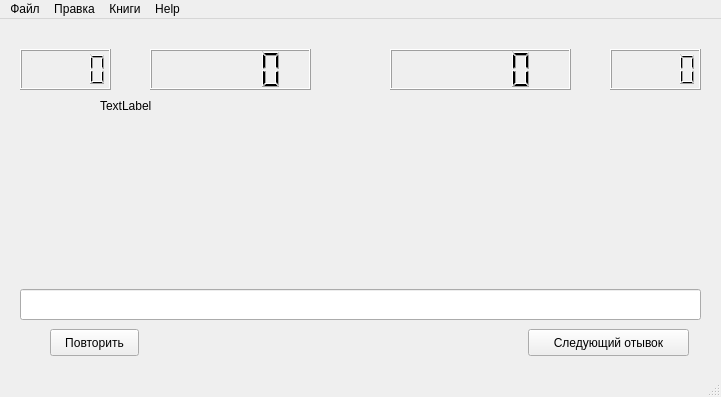
First picture: the form in gui_key.ui, repository smoksmk/booksKey, before the edit.
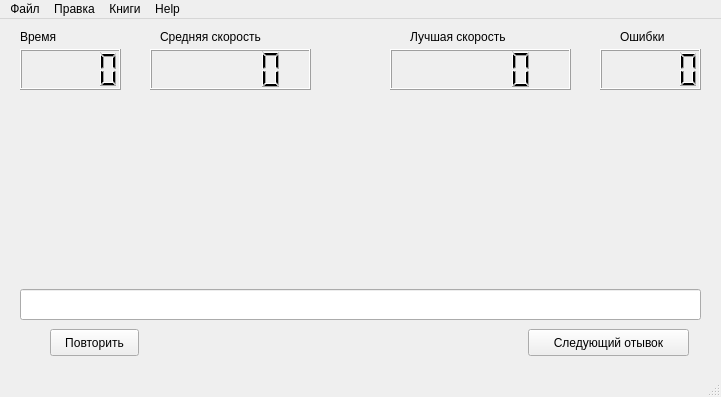
Second picture: the form after the edit.

Commit message: add book's gui

```diff
--- a/gui_key.ui
+++ b/gui_key.ui
@@ -17,9 +17,9 @@
    <widget class="QLCDNumber" name="error_count">
     <property name="geometry">
      <rect>
-      <x>610</x>
+      <x>600</x>
       <y>30</y>
-      <width>91</width>
+      <width>101</width>
       <height>41</height>
      </rect>
     </property>
@@ -29,7 +29,7 @@
      <rect>
       <x>20</x>
       <y>30</y>
-      <width>91</width>
+      <width>101</width>
       <height>41</height>
      </rect>
     </property>
@@ -50,7 +50,7 @@
      <bool>false</bool>
     </property>
     <property name="text">
-     <string>TextLabel</string>
+     <string/>
     </property>
     <property name="alignment">
      <set>Qt::AlignLeading|Qt::AlignLeft|Qt::AlignTop</set>
@@ -121,6 +121,58 @@
      </rect>
     </property>
    </widget>
+   <widget class="QLabel" name="label">
+    <property name="geometry">
+     <rect>
+      <x>620</x>
+      <y>10</y>
+      <width>62</width>
+      <height>15</height>
+     </rect>
+    </property>
+    <property name="text">
+     <string>Ошибки</string>
+    </property>
+   </widget>
+   <widget class="QLabel" name="label_2">
+    <property name="geometry">
+     <rect>
+      <x>410</x>
+      <y>10</y>
+      <width>131</width>
+      <height>16</height>
+     </rect>
+    </property>
+    <property name="text">
+     <string>Лучшая скорость</string>
+    </property>
+   </widget>
+   <widget class="QLabel" name="label_3">
+    <property name="geometry">
+     <rect>
+      <x>160</x>
+      <y>10</y>
+      <width>141</width>
+      <height>16</height>
+     </rect>
+    </property>
+    <property name="text">
+     <string>Средняя скорость</string>
+    </property>
+   </widget>
+   <widget class="QLabel" name="label_4">
+    <property name="geometry">
+     <rect>
+      <x>20</x>
+      <y>10</y>
+      <width>62</width>
+      <height>15</height>
+     </rect>
+    </property>
+    <property name="text">
+     <string>Время</string>
+    </property>
+   </widget>
   </widget>
   <widget class="QMenuBar" name="menubar">
    <property name="geometry">
```
Left out of the diff: 13 changed lines with no effect on the pictures. The commit also changes 1 other file.
